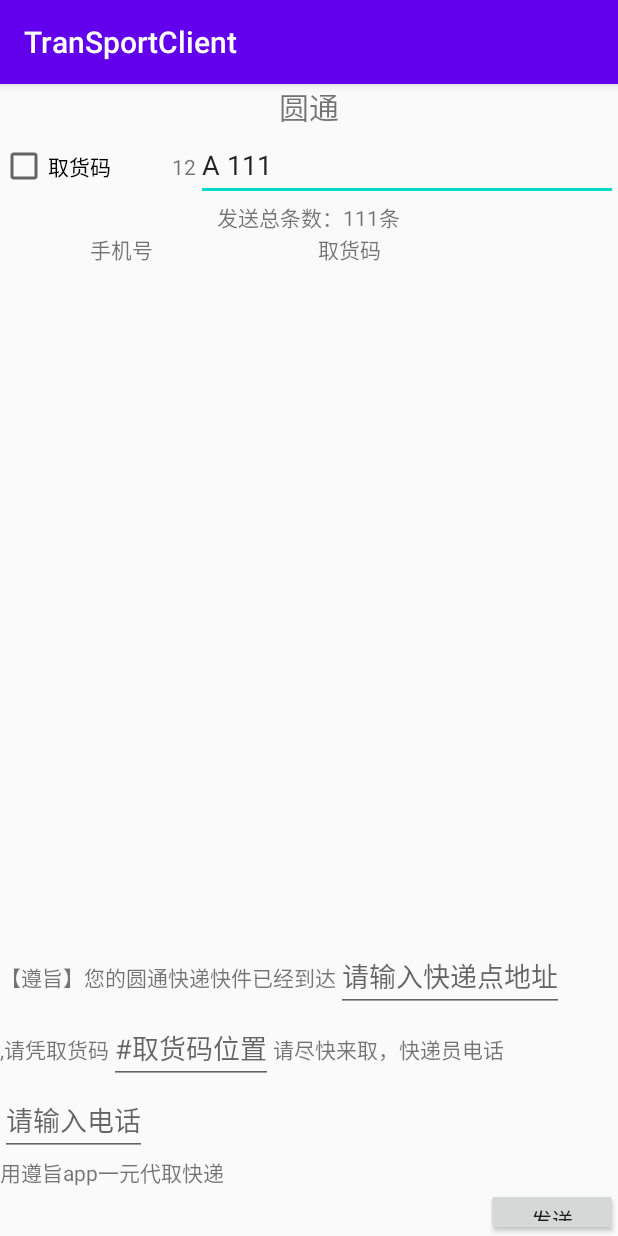
After one commit to caozhaoqi/Transport_client, an Android app: the YTActivity screen opened directly, with no data from a screen before it, on a phone screen of 412 x 824 dp. The commit adds this screen. Run offline under Robolectric (Android 15) with nearby library versions, the light colour scheme and no system bars.

Commit message:
主页创建
Signed-off-by: czq <1150118968@qq.com>

```diff
--- a/app/src/main/AndroidManifest.xml
+++ b/app/src/main/AndroidManifest.xml
@@ -9,6 +9,7 @@
         android:roundIcon="@mipmap/ic_launcher_round"
         android:supportsRtl="true"
         android:theme="@style/AppTheme">
+        <activity android:name=".YTActivity"></activity>
         <activity
             android:name=".MainActivity"
             android:label="@string/app_name">
--- /dev/null
+++ b/app/src/main/java/com/example/transportclient/CustomFAB.java
@@ -0,0 +1,111 @@
+package com.example.transportclient;
+
+import android.annotation.SuppressLint;
+import android.content.Context;
+import android.content.res.Resources;
+import android.content.res.TypedArray;
+import android.graphics.Color;
+import android.graphics.LinearGradient;
+import android.graphics.Shader;
+import android.graphics.drawable.Drawable;
+import android.graphics.drawable.LayerDrawable;
+import android.graphics.drawable.ShapeDrawable;
+import android.graphics.drawable.StateListDrawable;
+import android.graphics.drawable.shapes.OvalShape;
+import android.os.Build;
+import android.util.AttributeSet;
+import android.widget.ImageButton;
+
+import androidx.annotation.RequiresApi;
+
+@SuppressLint("AppCompatCustomView")
+public class CustomFAB extends ImageButton {
+    private static final int RAD = 56;
+    private Context ctx;
+    private int bgColor;
+    private int bgColorPressed;
+
+
+    public CustomFAB(Context context) {
+        super(context);
+        this.ctx = context;
+        init(null);
+    }
+
+    public CustomFAB(Context context, AttributeSet attrs) {
+        super(context, attrs);
+        this.ctx = context;
+        init(attrs);
+    }
+
+    public CustomFAB(Context context, AttributeSet attrs, int defStyleAttr) {
+        super(context, attrs, defStyleAttr);
+        this.ctx = context;
+        init(attrs);
+    }
+
+    @RequiresApi(api = Build.VERSION_CODES.LOLLIPOP)
+    public CustomFAB(Context context, AttributeSet attrs, int defStyleAttr, int defStyleRes) {
+        super(context, attrs, defStyleAttr, defStyleRes);
+        this.ctx = context;
+        init(attrs);
+    }
+
+    private Drawable createButton(int color) {
+        OvalShape oShape = new OvalShape();
+        ShapeDrawable sd = new ShapeDrawable(oShape);
+        setWillNotDraw(false);
+        sd.getPaint().setColor(color);
+
+        OvalShape oShape1 = new OvalShape();
+        ShapeDrawable sd1 = new ShapeDrawable(oShape);
+
+        sd1.setShaderFactory(new ShapeDrawable.ShaderFactory() {
+            @Override
+            public Shader resize(int width, int height) {
+                LinearGradient lg = new LinearGradient(0, 0, 0, height,
+                        new int[]{
+                                Color.WHITE,
+                                Color.GRAY,
+                                Color.DKGRAY,
+                                Color.BLACK
+                        }, null, Shader.TileMode.REPEAT);
+
+                return lg;
+            }
+        });
+
+        LayerDrawable ld = new LayerDrawable(new Drawable[]{sd1, sd});
+        ld.setLayerInset(0, 5, 5, 0, 0);
+        ld.setLayerInset(1, 0, 0, 5, 5);
+
+        return ld;
+    }
+
+
+    private void init(AttributeSet attrSet) {
+        Resources.Theme theme = ctx.getTheme();
+        TypedArray arr = theme.obtainStyledAttributes(attrSet, R.styleable.FAB, 0, 0);
+        try {
+            setBgColor(arr.getColor(R.styleable.FAB_bg_color, Color.BLUE));
+            setBgColorPressed(arr.getColor(R.styleable.FAB_bg_color_pressed, Color.GRAY));
+            StateListDrawable sld = new StateListDrawable();
+
+            sld.addState(new int[]{android.R.attr.state_pressed}, createButton(bgColorPressed));
+            sld.addState(new int[]{}, createButton(bgColor));
+            setBackground(sld);
+        } catch (Throwable t) {
+        } finally {
+            arr.recycle();
+        }
+
+    }
+
+    public void setBgColor(int color) {
+        this.bgColor = color;
+    }
+
+    public void setBgColorPressed(int color) {
+        this.bgColorPressed = color;
+    }
+}
--- a/app/src/main/java/com/example/transportclient/MainActivity.java
+++ b/app/src/main/java/com/example/transportclient/MainActivity.java
@@ -25,6 +25,8 @@
         NavController navController = Navigation.findNavController(this, R.id.nav_host_fragment);
         NavigationUI.setupActionBarWithNavController(this, navController, appBarConfiguration);
         NavigationUI.setupWithNavController(navView, navController);
+
+
     }
 
 }
--- /dev/null
+++ b/app/src/main/java/com/example/transportclient/YTActivity.java
@@ -0,0 +1,29 @@
+package com.example.transportclient;
+
+import android.os.Build;
+import android.os.Bundle;
+
+import androidx.annotation.RequiresApi;
+import androidx.appcompat.app.AppCompatActivity;
+
+public class YTActivity extends AppCompatActivity {
+
+    @RequiresApi(api = Build.VERSION_CODES.LOLLIPOP)
+    @Override
+    protected void onCreate(Bundle savedInstanceState) {
+        super.onCreate(savedInstanceState);
+        setContentView(R.layout.activity_y_t);
+
+
+//        ImageButton ib = (ImageButton) findViewById(R.id.fab);
+//        int diameter = getResources().getDimensionPixelSize(R.dimen.fab_size);
+//        System.out.println("Diameter ["+diameter+"]");
+//        Outline outline = new Outline();
+//        outline.setOval(0, 0, diameter, diameter);
+//        //ib.setOutline(outline);
+//
+//        ib.setClipToOutline(true);
+
+
+    }
+}
--- /dev/null
+++ b/app/src/main/res/layout/activity_y_t.xml
@@ -0,0 +1,216 @@
+<?xml version="1.0" encoding="utf-8"?>
+<androidx.constraintlayout.widget.ConstraintLayout xmlns:android="http://schemas.android.com/apk/res/android"
+    xmlns:tools="http://schemas.android.com/tools"
+    android:layout_width="match_parent"
+    android:layout_height="match_parent"
+
+    tools:context=".YTActivity">
+
+    <LinearLayout
+        android:layout_width="match_parent"
+        android:layout_height="match_parent"
+        android:orientation="vertical">
+
+        <TextView
+            android:layout_width="match_parent"
+            android:layout_height="wrap_content"
+            android:gravity="center_horizontal"
+            android:text="圆通"
+            android:textAlignment="center"
+            android:textSize="20dp">
+
+        </TextView>
+
+        <LinearLayout
+            android:layout_width="match_parent"
+            android:layout_height="wrap_content"
+            android:orientation="horizontal">
+
+            <CheckBox
+                android:id="@+id/get_num"
+                android:layout_width="wrap_content"
+                android:layout_height="wrap_content"
+                android:layout_weight="0.2"
+                android:text="取货码">
+
+            </CheckBox>
+
+            <TextView
+                android:id="@+id/today_date"
+                android:layout_width="wrap_content"
+                android:layout_height="wrap_content"
+                android:text="12">
+
+            </TextView>
+
+            <EditText
+                android:id="@+id/getNum_edt"
+                android:layout_width="wrap_content"
+                android:layout_height="wrap_content"
+                android:layout_weight="0.8"
+                android:hint="请输入取货码"
+                android:text="A 111">
+
+            </EditText>
+        </LinearLayout>
+
+        <LinearLayout
+            android:layout_width="match_parent"
+            android:layout_height="wrap_content"
+            android:layout_gravity="center"
+            android:gravity="center"
+            android:orientation="horizontal">
+
+            <TextView
+                android:layout_width="wrap_content"
+                android:layout_height="wrap_content"
+                android:text="发送总条数：">
+
+            </TextView>
+
+            <TextView
+                android:id="@+id/fsts_txt"
+                android:layout_width="wrap_content"
+                android:layout_height="wrap_content"
+                android:text="111条">
+
+
+            </TextView>
+        </LinearLayout>
+
+        <LinearLayout
+            android:layout_width="match_parent"
+            android:layout_height="wrap_content"
+            android:orientation="horizontal">
+
+            <TextView
+                android:layout_width="wrap_content"
+                android:layout_height="wrap_content"
+                android:layout_marginLeft="60dp"
+                android:layout_marginRight="50dp"
+                android:text="手机号">
+
+            </TextView>
+
+            <TextView
+                android:layout_width="wrap_content"
+                android:layout_height="wrap_content"
+                android:layout_marginLeft="60dp"
+                android:layout_marginRight="20dp"
+                android:text="取货码">
+
+            </TextView>
+
+        </LinearLayout>
+
+        <ListView
+            android:id="@+id/yt_listview"
+            android:layout_width="match_parent"
+            android:layout_height="450dp">
+
+        </ListView>
+
+        <LinearLayout
+            android:layout_width="match_parent"
+            android:layout_height="wrap_content"
+            android:orientation="horizontal">
+
+            <TextView
+                android:layout_width="wrap_content"
+                android:layout_height="wrap_content"
+                android:text="【遵旨】您的圆通快递快件已经到达">
+
+            </TextView>
+
+            <EditText
+                android:id="@+id/input_address"
+                android:layout_width="wrap_content"
+                android:layout_height="wrap_content"
+                android:hint="请输入快递点地址">
+
+            </EditText>
+        </LinearLayout>
+
+        <LinearLayout
+            android:layout_width="match_parent"
+            android:layout_height="wrap_content"
+            android:orientation="horizontal">
+
+            <TextView
+                android:layout_width="wrap_content"
+                android:layout_height="wrap_content"
+                android:text=",请凭取货码">
+
+            </TextView>
+
+            <EditText
+                android:id="@+id/input_getnum"
+                android:layout_width="wrap_content"
+                android:layout_height="wrap_content"
+                android:hint="#取货码位置">
+
+            </EditText>
+
+            <TextView
+                android:layout_width="wrap_content"
+                android:layout_height="wrap_content"
+                android:text="请尽快来取，快递员电话">
+
+            </TextView>
+        </LinearLayout>
+
+        <LinearLayout
+            android:layout_width="match_parent"
+            android:layout_height="wrap_content"
+            android:orientation="horizontal">
+
+            <EditText
+                android:id="@+id/input_ph"
+                android:layout_width="wrap_content"
+                android:layout_height="wrap_content"
+                android:hint="请输入电话">
+
+            </EditText>
+        </LinearLayout>
+
+        <LinearLayout
+            android:layout_width="match_parent"
+            android:layout_height="wrap_content"
+            android:orientation="horizontal">
+
+            <TextView
+                android:layout_width="wrap_content"
+                android:layout_height="wrap_content"
+                android:text="用遵旨app一元代取快递">
+
+            </TextView>
+
+        </LinearLayout>
+
+        <Button
+            android:id="@+id/send"
+            android:layout_width="wrap_content"
+            android:layout_height="wrap_content"
+            android:layout_gravity="end"
+            android:gravity="end"
+            android:text="发送"
+            android:textAlignment="center"
+            tools:ignore="RtlCompat">
+
+        </Button>
+
+
+        <com.example.transportclient.CustomFAB
+            android:layout_width="56dp"
+            android:layout_height="56dp"
+            android:layout_alignParentRight="true"
+            android:layout_alignParentBottom="true"
+            android:layout_gravity="end"
+            android:layout_marginRight="16dp"
+            android:layout_marginBottom="16dp"
+            android:background="@color/light_blue"
+            android:src="@android:drawable/ic_input_add"
+            android:tint="@android:color/white" />
+    </LinearLayout>
+
+</androidx.constraintlayout.widget.ConstraintLayout>
--- /dev/null
+++ b/app/src/main/res/layout/yt_list_item.xml
@@ -0,0 +1,6 @@
+<?xml version="1.0" encoding="utf-8"?>
+<androidx.constraintlayout.widget.ConstraintLayout xmlns:android="http://schemas.android.com/apk/res/android"
+    android:layout_width="match_parent"
+    android:layout_height="match_parent">
+
+</androidx.constraintlayout.widget.ConstraintLayout>
--- a/app/src/main/res/values/colors.xml
+++ b/app/src/main/res/values/colors.xml
@@ -3,4 +3,5 @@
     <color name="colorPrimary">#6200EE</color>
     <color name="colorPrimaryDark">#3700B3</color>
     <color name="colorAccent">#03DAC5</color>
+    <color name="light_blue">@android:color/holo_blue_light</color>
 </resources>
--- a/app/src/main/res/values/strings.xml
+++ b/app/src/main/res/values/strings.xml
@@ -1,6 +1,6 @@
 <resources>
     <string name="app_name">TranSportClient</string>
-    <string name="title_home">Home</string>
-    <string name="title_dashboard">Dashboard</string>
+    <string name="title_home">首页</string>
+    <string name="title_dashboard">个人中心</string>
 
 </resources>
```
Also changed, not shown: app/src/main/java/com/example/transportclient/ui/dashboard/DashboardFragment.java (+6 -8 lines), app/src/main/java/com/example/transportclient/ui/home/HomeFragment.java (+15 -7 lines), app/src/main/res/anim/fab_anim.xml (added, +24 -0 lines), app/src/main/res/drawable/plus.xml (added, +8 -0 lines), app/src/main/res/drawable/ripple.xml (added, +12 -0 lines), app/src/main/res/layout/fragment_home.xml (+10 -0 lines), app/src/main/res/values/attr.xml (added, +8 -0 lines), app/src/main/res/values/dimens.xml (+6 -3 lines).
